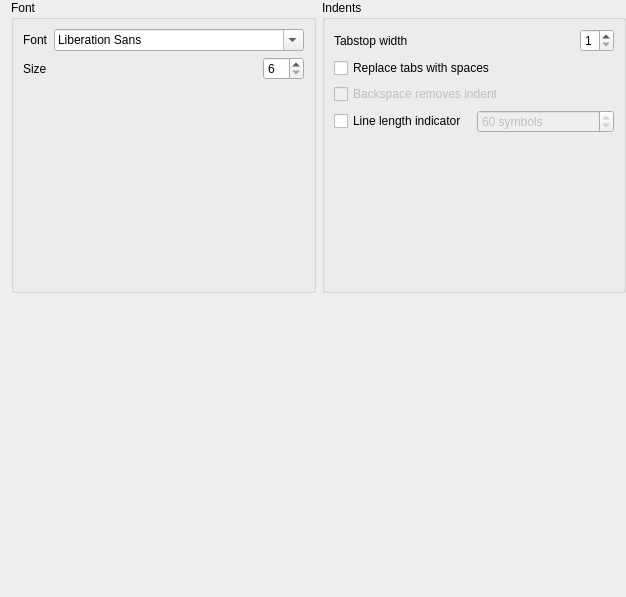
Before: the Qt Designer form src/app/ui/forms/EditorSettingsPage.ui in Mezomish/juffed, drawn with Qt 5.
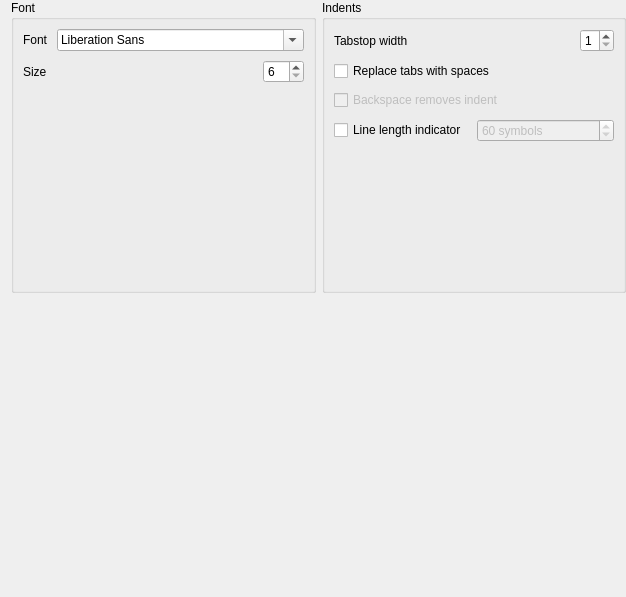
After: the same form once the commit is applied.

```diff
--- a/src/app/ui/forms/EditorSettingsPage.ui
+++ b/src/app/ui/forms/EditorSettingsPage.ui
@@ -30,7 +30,7 @@
        <number>9</number>
       </property>
       <property name="spacing">
-       <number>6</number>
+       <number>9</number>
       </property>
       <item row="0" column="0">
        <widget class="QLabel" name="label">
@@ -97,6 +97,9 @@
       <string>Indents</string>
      </property>
      <layout class="QVBoxLayout" name="verticalLayout_2">
+      <property name="spacing">
+       <number>9</number>
+      </property>
       <item>
        <layout class="QHBoxLayout" name="horizontalLayout_5">
         <item>
```
